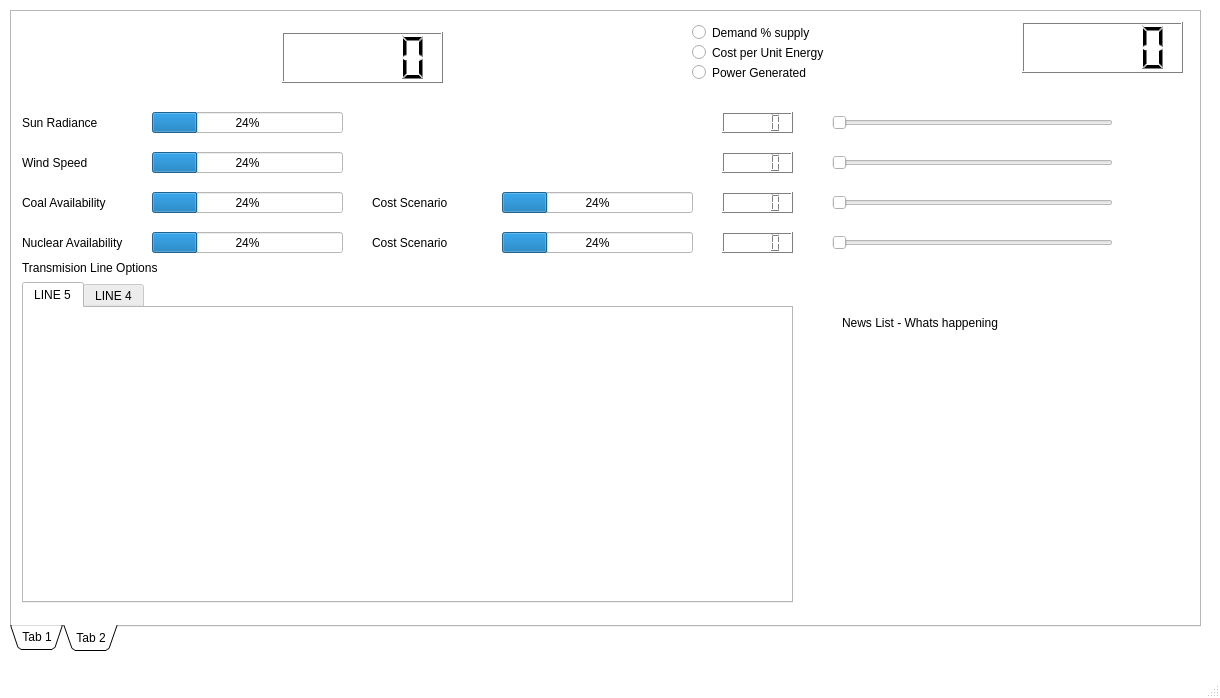
First picture: the form in mainwindow.ui, repository EEE318-project-grp12-2026/Grid-Simulator-Control-Interface, before the edit.
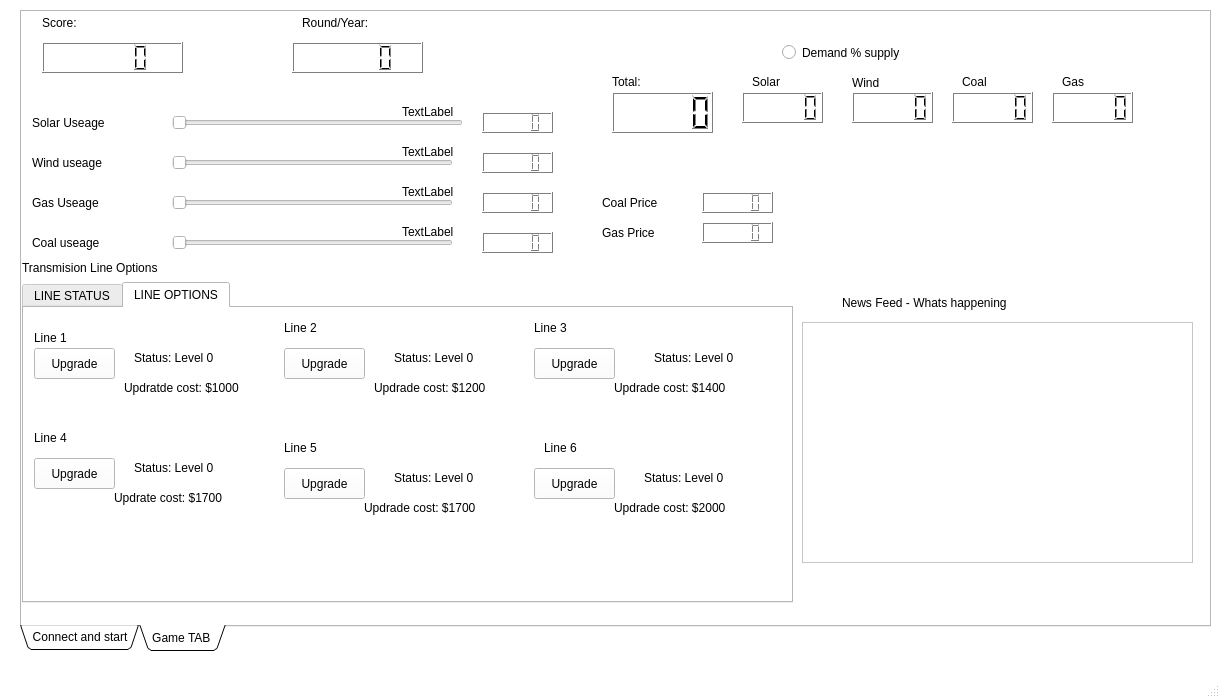
Second picture: the form after the edit. The open tabs and pages were chosen to show the change.

Patch:
```diff
--- a/mainwindow.ui
+++ b/mainwindow.ui
@@ -486,7 +486,7 @@
    <widget class="QTabWidget" name="tabWidget">
     <property name="geometry">
      <rect>
-      <x>10</x>
+      <x>20</x>
       <y>10</y>
       <width>1191</width>
       <height>641</height>
@@ -499,11 +499,11 @@
      <enum>QTabWidget::TabShape::Triangular</enum>
     </property>
     <property name="currentIndex">
-     <number>0</number>
+     <number>1</number>
     </property>
     <widget class="QWidget" name="tab">
      <attribute name="title">
-      <string>Tab 1</string>
+      <string>Connect and start</string>
      </attribute>
      <widget class="QComboBox" name="combo_SerPorts">
       <property name="geometry">
@@ -567,19 +567,6 @@
        <string>AWAITING CONNECTION</string>
       </property>
      </widget>
-     <widget class="QPushButton" name="pushButton">
-      <property name="geometry">
-       <rect>
-        <x>860</x>
-        <y>530</y>
-        <width>301</width>
-        <height>31</height>
-       </rect>
-      </property>
-      <property name="text">
-       <string>DEBUG BUTTON PRESS TO DO SHIT</string>
-      </property>
-     </widget>
      <widget class="QPushButton" name="btnConnectSerial">
       <property name="geometry">
        <rect>
@@ -1062,19 +1049,6 @@
        <string>Connect Serial</string>
       </property>
      </widget>
-     <widget class="QPushButton" name="btnIDENTIFY_SERIAL">
-      <property name="geometry">
-       <rect>
-        <x>190</x>
-        <y>100</y>
-        <width>151</width>
-        <height>26</height>
-       </rect>
-      </property>
-      <property name="text">
-       <string>IDENTIFY</string>
-      </property>
-     </widget>
      <widget class="QListWidget" name="listWidget">
       <property name="geometry">
        <rect>
@@ -1123,89 +1097,458 @@
        <string/>
       </property>
      </widget>
+     <widget class="QGroupBox" name="ChoosePlayers">
+      <property name="geometry">
+       <rect>
+        <x>590</x>
+        <y>30</y>
+        <width>541</width>
+        <height>201</height>
+       </rect>
+      </property>
+      <property name="title">
+       <string>Choose Players </string>
+      </property>
+      <widget class="QRadioButton" name="radioPlayer1">
+       <property name="geometry">
+        <rect>
+         <x>220</x>
+         <y>140</y>
+         <width>112</width>
+         <height>26</height>
+        </rect>
+       </property>
+       <property name="text">
+        <string>Player 1</string>
+       </property>
+      </widget>
+      <widget class="QRadioButton" name="radioPlayer2">
+       <property name="geometry">
+        <rect>
+         <x>220</x>
+         <y>80</y>
+         <width>112</width>
+         <height>26</height>
+        </rect>
+       </property>
+       <property name="text">
+        <string>2 player mode</string>
+       </property>
+       <property name="checked">
+        <bool>true</bool>
+       </property>
+      </widget>
+      <widget class="QLabel" name="label_24">
+       <property name="geometry">
+        <rect>
+         <x>190</x>
+         <y>40</y>
+         <width>141</width>
+         <height>41</height>
+        </rect>
+       </property>
+       <property name="text">
+        <string>Select Gamemode</string>
+       </property>
+      </widget>
+      <widget class="QPushButton" name="btnStartgame">
+       <property name="geometry">
+        <rect>
+         <x>210</x>
+         <y>130</y>
+         <width>111</width>
+         <height>41</height>
+        </rect>
+       </property>
+       <property name="text">
+        <string>Start Game</string>
+       </property>
+      </widget>
+     </widget>
+     <widget class="QPushButton" name="SomeButtonDebug">
+      <property name="geometry">
+       <rect>
+        <x>930</x>
+        <y>0</y>
+        <width>251</width>
+        <height>26</height>
+       </rect>
+      </property>
+      <property name="text">
+       <string>LIGHT LINE 6- TESTING ONLY!</string>
+      </property>
+     </widget>
     </widget>
     <widget class="QWidget" name="tab_2">
      <attribute name="title">
-      <string>Tab 2</string>
+      <string>Game TAB </string>
      </attribute>
-     <widget class="QTabWidget" name="tabWidget_2">
+     <widget class="QTabWidget" name="Lineupgrade">
       <property name="geometry">
        <rect>
-        <x>10</x>
+        <x>0</x>
         <y>270</y>
         <width>771</width>
         <height>321</height>
        </rect>
       </property>
       <property name="currentIndex">
-       <number>1</number>
+       <number>0</number>
       </property>
-      <widget class="QWidget" name="tab_3">
+      <widget class="QWidget" name="status">
        <attribute name="title">
-        <string>LINE 5</string>
+        <string>LINE STATUS</string>
        </attribute>
-      </widget>
-      <widget class="QWidget" name="tab_4">
-       <attribute name="title">
-        <string>LINE 4</string>
-       </attribute>
-       <widget class="QPushButton" name="btn_line_upgrade">
+       <widget class="QTableWidget" name="table_transmissionLines">
         <property name="geometry">
          <rect>
-          <x>20</x>
-          <y>40</y>
-          <width>141</width>
-          <height>41</height>
-         </rect>
-        </property>
-        <property name="text">
-         <string>Upgrade (£1500)</string>
-        </property>
-       </widget>
-       <widget class="QPushButton" name="btn_line4disconn">
-        <property name="geometry">
-         <rect>
-          <x>20</x>
-          <y>110</y>
-          <width>141</width>
-          <height>41</height>
-         </rect>
-        </property>
-        <property name="text">
-         <string>Disconnect BusBar A</string>
-        </property>
-       </widget>
-       <widget class="QPushButton" name="pushButton_3">
-        <property name="geometry">
-         <rect>
-          <x>180</x>
-          <y>110</y>
-          <width>141</width>
-          <height>41</height>
-         </rect>
-        </property>
-        <property name="text">
-         <string>Disconnect BusBar B</string>
-        </property>
-       </widget>
-       <widget class="QLCDNumber" name="lcdNumber">
-        <property name="geometry">
-         <rect>
-          <x>560</x>
+          <x>10</x>
           <y>30</y>
-          <width>161</width>
-          <height>51</height>
+          <width>751</width>
+          <height>221</height>
          </rect>
         </property>
+        <property name="rowCount">
+         <number>6</number>
+        </property>
+        <property name="columnCount">
+         <number>4</number>
+        </property>
+        <attribute name="horizontalHeaderVisible">
+         <bool>false</bool>
+        </attribute>
+        <attribute name="horizontalHeaderHighlightSections">
+         <bool>false</bool>
+        </attribute>
+        <attribute name="verticalHeaderVisible">
+         <bool>false</bool>
+        </attribute>
+        <row/>
+        <row/>
+        <row/>
+        <row/>
+        <row/>
+        <row/>
+        <column/>
+        <column/>
+        <column/>
+        <column/>
        </widget>
-       <widget class="QLCDNumber" name="lcdNumber_3">
+      </widget>
+      <widget class="QWidget" name="tab_3">
+       <attribute name="title">
+        <string>LINE OPTIONS</string>
+       </attribute>
+       <widget class="QPushButton" name="btn_line1Upgrade">
         <property name="geometry">
          <rect>
-          <x>560</x>
-          <y>170</y>
+          <x>10</x>
+          <y>40</y>
+          <width>81</width>
+          <height>31</height>
+         </rect>
+        </property>
+        <property name="text">
+         <string>Upgrade</string>
+        </property>
+       </widget>
+       <widget class="QPushButton" name="btn_line2Upgrade">
+        <property name="geometry">
+         <rect>
+          <x>260</x>
+          <y>40</y>
+          <width>81</width>
+          <height>31</height>
+         </rect>
+        </property>
+        <property name="text">
+         <string>Upgrade</string>
+        </property>
+       </widget>
+       <widget class="QPushButton" name="btn_line3Upgrade">
+        <property name="geometry">
+         <rect>
+          <x>510</x>
+          <y>40</y>
+          <width>81</width>
+          <height>31</height>
+         </rect>
+        </property>
+        <property name="text">
+         <string>Upgrade</string>
+        </property>
+       </widget>
+       <widget class="QPushButton" name="btn_line4Upgrade">
+        <property name="geometry">
+         <rect>
+          <x>10</x>
+          <y>150</y>
+          <width>81</width>
+          <height>31</height>
+         </rect>
+        </property>
+        <property name="text">
+         <string>Upgrade</string>
+        </property>
+       </widget>
+       <widget class="QPushButton" name="btn_line5Upgrade">
+        <property name="geometry">
+         <rect>
+          <x>260</x>
+          <y>160</y>
+          <width>81</width>
+          <height>31</height>
+         </rect>
+        </property>
+        <property name="text">
+         <string>Upgrade</string>
+        </property>
+       </widget>
+       <widget class="QPushButton" name="btn_line6Upgrade">
+        <property name="geometry">
+         <rect>
+          <x>510</x>
+          <y>160</y>
+          <width>81</width>
+          <height>31</height>
+         </rect>
+        </property>
+        <property name="text">
+         <string>Upgrade</string>
+        </property>
+       </widget>
+       <widget class="QLabel" name="label_11">
+        <property name="geometry">
+         <rect>
+          <x>10</x>
+          <y>20</y>
+          <width>63</width>
+          <height>20</height>
+         </rect>
+        </property>
+        <property name="text">
+         <string>Line 1</string>
+        </property>
+       </widget>
+       <widget class="QLabel" name="label_12">
+        <property name="geometry">
+         <rect>
+          <x>260</x>
+          <y>10</y>
+          <width>61</width>
+          <height>20</height>
+         </rect>
+        </property>
+        <property name="text">
+         <string>Line 2</string>
+        </property>
+       </widget>
+       <widget class="QLabel" name="label_13">
+        <property name="geometry">
+         <rect>
+          <x>510</x>
+          <y>10</y>
+          <width>61</width>
+          <height>20</height>
+         </rect>
+        </property>
+        <property name="text">
+         <string>Line 3</string>
+        </property>
+       </widget>
+       <widget class="QLabel" name="label_14">
+        <property name="geometry">
+         <rect>
+          <x>10</x>
+          <y>120</y>
+          <width>61</width>
+          <height>20</height>
+         </rect>
+        </property>
+        <property name="text">
+         <string>Line 4</string>
+        </property>
+       </widget>
+       <widget class="QLabel" name="label_15">
+        <property name="geometry">
+         <rect>
+          <x>260</x>
+          <y>130</y>
+          <width>61</width>
+          <height>20</height>
+         </rect>
+        </property>
+        <property name="text">
+         <string>Line 5</string>
+        </property>
+       </widget>
+       <widget class="QLabel" name="label_16">
+        <property name="geometry">
+         <rect>
+          <x>520</x>
+          <y>130</y>
+          <width>61</width>
+          <height>20</height>
+         </rect>
+        </property>
+        <property name="text">
+         <string>Line 6</string>
+        </property>
+       </widget>
+       <widget class="QLabel" name="lbl_line1status">
+        <property name="geometry">
+         <rect>
+          <x>110</x>
+          <y>40</y>
+          <width>101</width>
+          <height>20</height>
+         </rect>
+        </property>
+        <property name="text">
+         <string>Status: Level 0</string>
+        </property>
+       </widget>
+       <widget class="QLabel" name="lbl_line2status">
+        <property name="geometry">
+         <rect>
+          <x>370</x>
+          <y>40</y>
+          <width>101</width>
+          <height>20</height>
+         </rect>
+        </property>
+        <property name="text">
+         <string>Status: Level 0</string>
+        </property>
+       </widget>
+       <widget class="QLabel" name="lbl_line3status">
+        <property name="geometry">
+         <rect>
+          <x>630</x>
+          <y>40</y>
+          <width>101</width>
+          <height>20</height>
+         </rect>
+        </property>
+        <property name="text">
+         <string>Status: Level 0</string>
+        </property>
+       </widget>
+       <widget class="QLabel" name="lbl_line4status">
+        <property name="geometry">
+         <rect>
+          <x>110</x>
+          <y>150</y>
+          <width>101</width>
+          <height>20</height>
+         </rect>
+        </property>
+        <property name="text">
+         <string>Status: Level 0</string>
+        </property>
+       </widget>
+       <widget class="QLabel" name="lbl_line5status">
+        <property name="geometry">
+         <rect>
+          <x>370</x>
+          <y>160</y>
+          <width>101</width>
+          <height>20</height>
+         </rect>
+        </property>
+        <property name="text">
+         <string>Status: Level 0</string>
+        </property>
+       </widget>
+       <widget class="QLabel" name="lbl_line6status">
+        <property name="geometry">
+         <rect>
+          <x>620</x>
+          <y>160</y>
+          <width>101</width>
+          <height>20</height>
+         </rect>
+        </property>
+        <property name="text">
+         <string>Status: Level 0</string>
+        </property>
+       </widget>
+       <widget class="QLabel" name="lbl_line1cost">
+        <property name="geometry">
+         <rect>
+          <x>100</x>
+          <y>70</y>
           <width>161</width>
-          <height>51</height>
+          <height>20</height>
          </rect>
+        </property>
+        <property name="text">
+         <string>Updratde cost: $1000</string>
+        </property>
+       </widget>
+       <widget class="QLabel" name="lbl_line2cost">
+        <property name="geometry">
+         <rect>
+          <x>350</x>
+          <y>70</y>
+          <width>171</width>
+          <height>20</height>
+         </rect>
+        </property>
+        <property name="text">
+         <string>Updrade cost: $1200</string>
+        </property>
+       </widget>
+       <widget class="QLabel" name="lbl_line3cost">
+        <property name="geometry">
+         <rect>
+          <x>590</x>
+          <y>70</y>
+          <width>171</width>
+          <height>20</height>
+         </rect>
+        </property>
+        <property name="text">
+         <string>Updrade cost: $1400</string>
+        </property>
+       </widget>
+       <widget class="QLabel" name="lbl_line4cost">
+        <property name="geometry">
+         <rect>
+          <x>90</x>
+          <y>180</y>
+          <width>171</width>
+          <height>20</height>
+         </rect>
+        </property>
+        <property name="text">
+         <string>Updrate cost: $1700</string>
+        </property>
+       </widget>
+       <widget class="QLabel" name="lbl_line5cost">
+        <property name="geometry">
+         <rect>
+          <x>340</x>
+          <y>190</y>
+          <width>171</width>
+          <height>20</height>
+         </rect>
+        </property>
+        <property name="text">
+         <string>Updrade cost: $1700</string>
+        </property>
+       </widget>
+       <widget class="QLabel" name="lbl_line6cost">
+        <property name="geometry">
+         <rect>
+          <x>590</x>
+          <y>190</y>
+          <width>171</width>
+          <height>20</height>
+         </rect>
+        </property>
+        <property name="text">
+         <string>Updrade cost: $2000</string>
         </property>
        </widget>
       </widget>
@@ -1213,7 +1556,7 @@
      <widget class="QLabel" name="label">
       <property name="geometry">
        <rect>
-        <x>10</x>
+        <x>0</x>
         <y>240</y>
         <width>201</width>
         <height>31</height>
@@ -1223,101 +1566,37 @@
        <string>Transmision Line Options</string>
       </property>
      </widget>
-     <widget class="QLCDNumber" name="lcdNumber_2">
+     <widget class="QLCDNumber" name="lcd_Score">
       <property name="geometry">
        <rect>
-        <x>270</x>
-        <y>20</y>
-        <width>161</width>
-        <height>51</height>
+        <x>20</x>
+        <y>30</y>
+        <width>141</width>
+        <height>31</height>
        </rect>
       </property>
      </widget>
-     <widget class="QLCDNumber" name="lcdNumber_4">
+     <widget class="QLCDNumber" name="lcd_total">
       <property name="geometry">
        <rect>
-        <x>1010</x>
-        <y>10</y>
-        <width>161</width>
-        <height>51</height>
+        <x>590</x>
+        <y>80</y>
+        <width>101</width>
+        <height>41</height>
        </rect>
       </property>
      </widget>
-     <widget class="QProgressBar" name="progressBar">
-      <property name="enabled">
-       <bool>true</bool>
-      </property>
-      <property name="geometry">
-       <rect>
-        <x>140</x>
-        <y>100</y>
-        <width>191</width>
-        <height>21</height>
-       </rect>
-      </property>
-      <property name="value">
-       <number>24</number>
-      </property>
-     </widget>
-     <widget class="QProgressBar" name="progressBar_2">
-      <property name="enabled">
-       <bool>true</bool>
-      </property>
-      <property name="geometry">
-       <rect>
-        <x>140</x>
-        <y>140</y>
-        <width>191</width>
-        <height>21</height>
-       </rect>
-      </property>
-      <property name="value">
-       <number>24</number>
-      </property>
-     </widget>
-     <widget class="QProgressBar" name="progressBar_3">
-      <property name="enabled">
-       <bool>true</bool>
-      </property>
-      <property name="geometry">
-       <rect>
-        <x>140</x>
-        <y>220</y>
-        <width>191</width>
-        <height>21</height>
-       </rect>
-      </property>
-      <property name="value">
-       <number>24</number>
-      </property>
-     </widget>
-     <widget class="QProgressBar" name="progressBar_4">
-      <property name="enabled">
-       <bool>true</bool>
-      </property>
-      <property name="geometry">
-       <rect>
-        <x>140</x>
-        <y>180</y>
-        <width>191</width>
-        <height>21</height>
-       </rect>
-      </property>
-      <property name="value">
-       <number>24</number>
-      </property>
-     </widget>
      <widget class="QLabel" name="label_2">
       <property name="geometry">
        <rect>
         <x>10</x>
         <y>100</y>
-        <width>81</width>
+        <width>101</width>
         <height>21</height>
        </rect>
       </property>
       <property name="text">
-       <string>Sun Radiance</string>
+       <string>Solar Useage</string>
       </property>
      </widget>
      <widget class="QLabel" name="label_3">
@@ -1330,7 +1609,7 @@
        </rect>
       </property>
       <property name="text">
-       <string>Wind Speed</string>
+       <string>Wind useage</string>
       </property>
      </widget>
      <widget class="QLabel" name="label_4">
@@ -1338,89 +1617,57 @@
        <rect>
         <x>10</x>
         <y>180</y>
-        <width>101</width>
-        <height>21</height>
-       </rect>
-      </property>
-      <property name="text">
-       <string>Coal Availability</string>
-      </property>
-     </widget>
-     <widget class="QLabel" name="label_5">
-      <property name="geometry">
-       <rect>
-        <x>10</x>
-        <y>220</y>
         <width>121</width>
         <height>21</height>
        </rect>
       </property>
       <property name="text">
-       <string>Nuclear Availability</string>
+       <string>Gas Useage</string>
       </property>
      </widget>
-     <widget class="QProgressBar" name="progressBar_5">
-      <property name="enabled">
-       <bool>true</bool>
-      </property>
+     <widget class="QLabel" name="label_5">
       <property name="geometry">
        <rect>
-        <x>490</x>
-        <y>180</y>
-        <width>191</width>
-        <height>21</height>
-       </rect>
-      </property>
-      <property name="value">
-       <number>24</number>
-      </property>
-     </widget>
-     <widget class="QProgressBar" name="progressBar_6">
-      <property name="enabled">
-       <bool>true</bool>
-      </property>
-      <property name="geometry">
-       <rect>
-        <x>490</x>
+        <x>10</x>
         <y>220</y>
-        <width>191</width>
+        <width>141</width>
         <height>21</height>
        </rect>
       </property>
-      <property name="value">
-       <number>24</number>
+      <property name="text">
+       <string>Coal useage</string>
       </property>
      </widget>
      <widget class="QLabel" name="label_6">
       <property name="geometry">
        <rect>
-        <x>360</x>
+        <x>580</x>
         <y>180</y>
         <width>101</width>
         <height>21</height>
        </rect>
       </property>
       <property name="text">
-       <string>Cost Scenario</string>
+       <string>Coal Price</string>
       </property>
      </widget>
      <widget class="QLabel" name="label_7">
       <property name="geometry">
        <rect>
-        <x>360</x>
-        <y>220</y>
+        <x>580</x>
+        <y>210</y>
         <width>101</width>
         <height>21</height>
        </rect>
       </property>
       <property name="text">
-       <string>Cost Scenario</string>
+       <string>Gas Price</string>
       </property>
      </widget>
      <widget class="QLCDNumber" name="lcdNumber_5">
       <property name="geometry">
        <rect>
-        <x>710</x>
+        <x>460</x>
         <y>100</y>
         <width>71</width>
         <height>21</height>
@@ -1430,27 +1677,27 @@
      <widget class="QLCDNumber" name="lcdNumber_6">
       <property name="geometry">
        <rect>
-        <x>710</x>
+        <x>460</x>
         <y>140</y>
         <width>71</width>
         <height>21</height>
        </rect>
       </property>
      </widget>
+     <widget class="QLCDNumber" name="IcdNumber_8">
+      <property name="geometry">
+       <rect>
+        <x>460</x>
+        <y>180</y>
+        <width>71</width>
+        <height>21</height>
+       </rect>
+      </property>
+     </widget>
      <widget class="QLCDNumber" name="lcdNumber_7">
       <property name="geometry">
        <rect>
-        <x>710</x>
-        <y>180</y>
-        <width>71</width>
-        <height>21</height>
-       </rect>
-      </property>
-     </widget>
-     <widget class="QLCDNumber" name="lcdNumber_8">
-      <property name="geometry">
-       <rect>
-        <x>710</x>
+        <x>460</x>
         <y>220</y>
         <width>71</width>
         <height>21</height>
@@ -1460,9 +1707,9 @@
      <widget class="QSlider" name="horizontalSlider">
       <property name="geometry">
        <rect>
-        <x>820</x>
+        <x>150</x>
         <y>100</y>
-        <width>281</width>
+        <width>291</width>
         <height>21</height>
        </rect>
       </property>
@@ -1476,7 +1723,7 @@
      <widget class="QSlider" name="horizontalSlider_2">
       <property name="geometry">
        <rect>
-        <x>820</x>
+        <x>150</x>
         <y>140</y>
         <width>281</width>
         <height>21</height>
@@ -1489,8 +1736,8 @@
      <widget class="QSlider" name="horizontalSlider_3">
       <property name="geometry">
        <rect>
-        <x>820</x>
-        <y>180</y>
+        <x>150</x>
+        <y>220</y>
         <width>281</width>
         <height>21</height>
        </rect>
@@ -1502,8 +1749,8 @@
      <widget class="QSlider" name="horizontalSlider_4">
       <property name="geometry">
        <rect>
-        <x>820</x>
-        <y>220</y>
+        <x>150</x>
+        <y>180</y>
         <width>281</width>
         <height>21</height>
        </rect>
@@ -1515,8 +1762,8 @@
      <widget class="QRadioButton" name="radioButton">
       <property name="geometry">
        <rect>
-        <x>680</x>
-        <y>10</y>
+        <x>760</x>
+        <y>30</y>
         <width>181</width>
         <height>21</height>
        </rect>
@@ -1528,8 +1775,8 @@
      <widget class="QRadioButton" name="radioButton_2">
       <property name="geometry">
        <rect>
-        <x>680</x>
-        <y>30</y>
+        <x>780</x>
+        <y>340</y>
         <width>181</width>
         <height>21</height>
        </rect>
@@ -1541,8 +1788,8 @@
      <widget class="QRadioButton" name="radioButton_3">
       <property name="geometry">
        <rect>
-        <x>680</x>
-        <y>50</y>
+        <x>900</x>
+        <y>460</y>
         <width>181</width>
         <height>21</height>
        </rect>
@@ -1554,14 +1801,237 @@
      <widget class="QLabel" name="label_8">
       <property name="geometry">
        <rect>
+        <x>820</x>
+        <y>280</y>
+        <width>201</width>
+        <height>21</height>
+       </rect>
+      </property>
+      <property name="text">
+       <string>News Feed - Whats happening</string>
+      </property>
+     </widget>
+     <widget class="QListWidget" name="listWidget_newsFeed">
+      <property name="geometry">
+       <rect>
+        <x>780</x>
+        <y>310</y>
+        <width>391</width>
+        <height>241</height>
+       </rect>
+      </property>
+     </widget>
+     <widget class="QLabel" name="label_17">
+      <property name="geometry">
+       <rect>
+        <x>590</x>
+        <y>60</y>
+        <width>63</width>
+        <height>20</height>
+       </rect>
+      </property>
+      <property name="text">
+       <string>Total:</string>
+      </property>
+     </widget>
+     <widget class="QLCDNumber" name="Icd_coal">
+      <property name="geometry">
+       <rect>
+        <x>930</x>
+        <y>80</y>
+        <width>81</width>
+        <height>31</height>
+       </rect>
+      </property>
+     </widget>
+     <widget class="QLCDNumber" name="lcd_wind">
+      <property name="geometry">
+       <rect>
         <x>830</x>
-        <y>300</y>
-        <width>191</width>
+        <y>80</y>
+        <width>81</width>
+        <height>31</height>
+       </rect>
+      </property>
+     </widget>
+     <widget class="QLCDNumber" name="lcd_solar">
+      <property name="geometry">
+       <rect>
+        <x>720</x>
+        <y>80</y>
+        <width>81</width>
+        <height>31</height>
+       </rect>
+      </property>
+     </widget>
+     <widget class="QLCDNumber" name="Icd_gas">
+      <property name="geometry">
+       <rect>
+        <x>1030</x>
+        <y>80</y>
+        <width>81</width>
+        <height>31</height>
+       </rect>
+      </property>
+     </widget>
+     <widget class="QLabel" name="label_18">
+      <property name="geometry">
+       <rect>
+        <x>20</x>
+        <y>0</y>
+        <width>81</width>
         <height>21</height>
        </rect>
       </property>
       <property name="text">
-       <string>News List - Whats happening</string>
+       <string>Score:</string>
+      </property>
+     </widget>
+     <widget class="QLabel" name="label_19">
+      <property name="geometry">
+       <rect>
+        <x>280</x>
+        <y>0</y>
+        <width>91</width>
+        <height>21</height>
+       </rect>
+      </property>
+      <property name="text">
+       <string>Round/Year:</string>
+      </property>
+     </widget>
+     <widget class="QLCDNumber" name="lcdNumber_13">
+      <property name="geometry">
+       <rect>
+        <x>270</x>
+        <y>30</y>
+        <width>131</width>
+        <height>31</height>
+       </rect>
+      </property>
+     </widget>
+     <widget class="QLabel" name="lbl_sunUse">
+      <property name="geometry">
+       <rect>
+        <x>380</x>
+        <y>90</y>
+        <width>63</width>
+        <height>20</height>
+       </rect>
+      </property>
+      <property name="text">
+       <string>TextLabel</string>
+      </property>
+     </widget>
+     <widget class="QLabel" name="lbl_windUse">
+      <property name="geometry">
+       <rect>
+        <x>380</x>
+        <y>130</y>
+        <width>63</width>
+        <height>20</height>
+       </rect>
+      </property>
+      <property name="text">
+       <string>TextLabel</string>
+      </property>
+     </widget>
+     <widget class="QLabel" name="lbl_coalUse">
+      <property name="geometry">
+       <rect>
+        <x>380</x>
+        <y>210</y>
+        <width>63</width>
+        <height>20</height>
+       </rect>
+      </property>
+      <property name="text">
+       <string>TextLabel</string>
+      </property>
+     </widget>
+     <widget class="QLabel" name="lbl_gasUse_2">
+      <property name="geometry">
+       <rect>
+        <x>380</x>
+        <y>170</y>
+        <width>63</width>
+        <height>20</height>
+       </rect>
+      </property>
+      <property name="text">
+       <string>TextLabel</string>
+      </property>
+     </widget>
+     <widget class="QLCDNumber" name="IcdNumber_9">
+      <property name="geometry">
+       <rect>
+        <x>680</x>
+        <y>180</y>
+        <width>71</width>
+        <height>21</height>
+       </rect>
+      </property>
+     </widget>
+     <widget class="QLCDNumber" name="IcdNumber_10">
+      <property name="geometry">
+       <rect>
+        <x>680</x>
+        <y>210</y>
+        <width>71</width>
+        <height>21</height>
+       </rect>
+      </property>
+     </widget>
+     <widget class="QLabel" name="label_20">
+      <property name="geometry">
+       <rect>
+        <x>730</x>
+        <y>60</y>
+        <width>63</width>
+        <height>20</height>
+       </rect>
+      </property>
+      <property name="text">
+       <string>Solar</string>
+      </property>
+     </widget>
+     <widget class="QLabel" name="label_21">
+      <property name="geometry">
+       <rect>
+        <x>830</x>
+        <y>60</y>
+        <width>63</width>
+        <height>21</height>
+       </rect>
+      </property>
+      <property name="text">
+       <string>Wind</string>
+      </property>
+     </widget>
+     <widget class="QLabel" name="label_22">
+      <property name="geometry">
+       <rect>
+        <x>940</x>
+        <y>60</y>
+        <width>63</width>
+        <height>20</height>
+       </rect>
+      </property>
+      <property name="text">
+       <string>Coal</string>
+      </property>
+     </widget>
+     <widget class="QLabel" name="label_23">
+      <property name="geometry">
+       <rect>
+        <x>1040</x>
+        <y>60</y>
+        <width>63</width>
+        <height>20</height>
+       </rect>
+      </property>
+      <property name="text">
+       <string>Gas </string>
       </property>
      </widget>
     </widget>
@@ -1573,7 +2043,7 @@
      <x>0</x>
      <y>0</y>
      <width>1220</width>
-     <height>21</height>
+     <height>23</height>
     </rect>
    </property>
   </widget>
```
Left out of the diff: 16 changed lines with no effect on the pictures.
